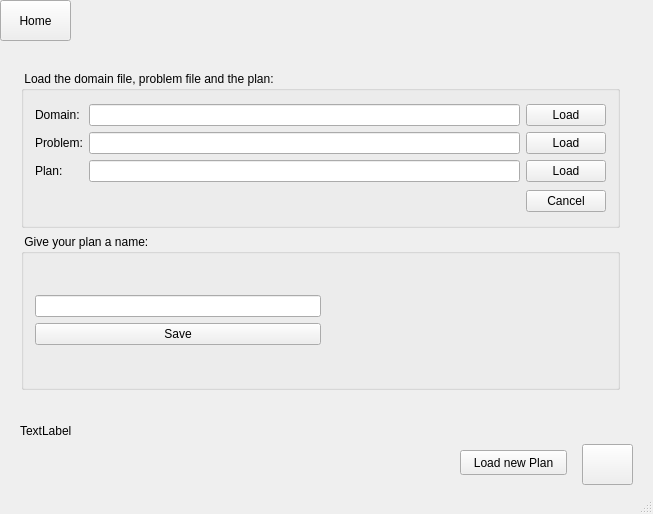
First picture: the form in home.ui, repository ariannabettin/FYPArianna, before the edit.
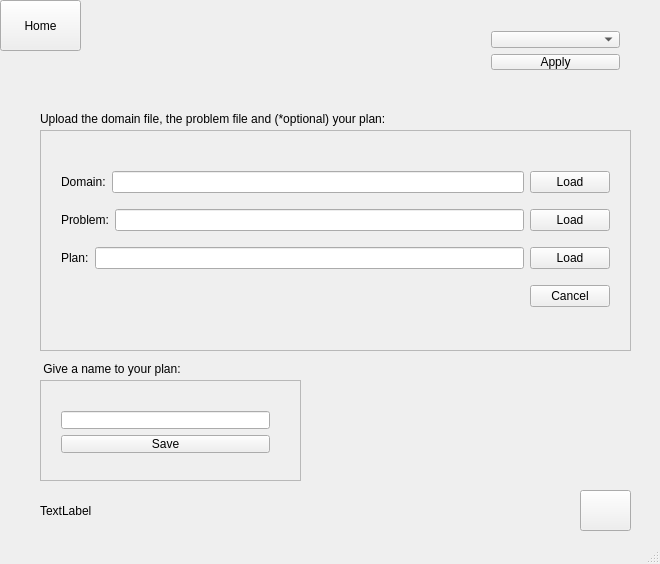
Second picture: the form after the edit.

The edit to the form file:
```diff
--- a/home.ui
+++ b/home.ui
@@ -6,99 +6,215 @@
    <rect>
     <x>0</x>
     <y>0</y>
-    <width>653</width>
-    <height>514</height>
+    <width>660</width>
+    <height>564</height>
    </rect>
   </property>
   <property name="windowTitle">
    <string>Home</string>
   </property>
+  <property name="styleSheet">
+   <string notr="true">font: 75 12pt &quot;TakaoPGothic&quot;;</string>
+  </property>
   <widget class="QWidget" name="centralWidget">
    <widget class="QPushButton" name="homeButton">
     <property name="geometry">
      <rect>
       <x>0</x>
       <y>0</y>
-      <width>71</width>
-      <height>41</height>
+      <width>81</width>
+      <height>51</height>
      </rect>
     </property>
+    <property name="styleSheet">
+     <string notr="true">font: 75 13pt &quot;TakaoPGothic&quot;;</string>
+    </property>
     <property name="text">
      <string>Home</string>
     </property>
    </widget>
+   <widget class="QLabel" name="savedPlanlabel">
+    <property name="geometry">
+     <rect>
+      <x>40</x>
+      <y>500</y>
+      <width>531</width>
+      <height>21</height>
+     </rect>
+    </property>
+    <property name="styleSheet">
+     <string notr="true">font: 75 12pt &quot;TakaoPGothic&quot;;</string>
+    </property>
+    <property name="text">
+     <string>TextLabel</string>
+    </property>
+   </widget>
+   <widget class="QPushButton" name="doneButton">
+    <property name="geometry">
+     <rect>
+      <x>580</x>
+      <y>490</y>
+      <width>51</width>
+      <height>41</height>
+     </rect>
+    </property>
+    <property name="autoFillBackground">
+     <bool>true</bool>
+    </property>
+    <property name="styleSheet">
+     <string notr="true">font: 75 11pt &quot;URW Bookman L&quot;;</string>
+    </property>
+    <property name="text">
+     <string/>
+    </property>
+   </widget>
+   <widget class="QLabel" name="label_5">
+    <property name="geometry">
+     <rect>
+      <x>40</x>
+      <y>110</y>
+      <width>551</width>
+      <height>17</height>
+     </rect>
+    </property>
+    <property name="styleSheet">
+     <string notr="true">font: 75 12pt &quot;TakaoPGothic&quot;;
+</string>
+    </property>
+    <property name="text">
+     <string>Upload the domain file, the problem file and (*optional) your plan:</string>
+    </property>
+   </widget>
+   <widget class="QLabel" name="label_6">
+    <property name="geometry">
+     <rect>
+      <x>40</x>
+      <y>360</y>
+      <width>211</width>
+      <height>17</height>
+     </rect>
+    </property>
+    <property name="styleSheet">
+     <string notr="true">font: 75 12pt &quot;TakaoPGothic&quot;;</string>
+    </property>
+    <property name="text">
+     <string> Give a name to your plan:</string>
+    </property>
+   </widget>
+   <widget class="QFrame" name="frame">
+    <property name="geometry">
+     <rect>
+      <x>40</x>
+      <y>130</y>
+      <width>591</width>
+      <height>221</height>
+     </rect>
+    </property>
+    <property name="styleSheet">
+     <string notr="true">font: 75 12pt &quot;TakaoPGothic&quot;;</string>
+    </property>
+    <property name="frameShape">
+     <enum>QFrame::StyledPanel</enum>
+    </property>
+    <property name="frameShadow">
+     <enum>QFrame::Raised</enum>
+    </property>
    <widget class="QWidget" name="layoutWidget">
     <property name="geometry">
      <rect>
       <x>10</x>
-      <y>60</y>
-      <width>621</width>
-      <height>341</height>
-     </rect>
-    </property>
-    <layout class="QVBoxLayout" name="verticalLayout_5">
-     <item>
-      <widget class="QGroupBox" name="groupBox">
-       <property name="title">
-        <string> Load the domain file, problem file and the plan:</string>
-       </property>
-       <layout class="QHBoxLayout" name="horizontalLayout_2">
-        <item>
+       <y>20</y>
+       <width>571</width>
+       <height>181</height>
+      </rect>
+     </property>
          <layout class="QVBoxLayout" name="verticalLayout">
           <item>
-           <layout class="QHBoxLayout" name="horizontalLayout_5">
+       <layout class="QHBoxLayout" name="horizontalLayout_2">
             <item>
-             <layout class="QFormLayout" name="formLayout">
-              <item row="0" column="0">
                <widget class="QLabel" name="label">
+          <property name="styleSheet">
+           <string notr="true">font: 75 11pt &quot;TakaoPGothic&quot;;</string>
+          </property>
                 <property name="text">
                  <string>Domain:</string>
                 </property>
                </widget>
               </item>
-              <item row="0" column="1">
-               <widget class="QLineEdit" name="domainPathLine"/>
-              </item>
-              <item row="1" column="0">
+        <item>
+         <widget class="QLineEdit" name="domainPathLine">
+          <property name="styleSheet">
+           <string notr="true">font: 75 11pt &quot;TakaoPGothic&quot;;</string>
+          </property>
+         </widget>
+        </item>
+        <item>
+         <widget class="QPushButton" name="DomainLoadButton">
+          <property name="styleSheet">
+           <string notr="true">font: 75 11pt &quot;TakaoPGothic&quot;;</string>
+          </property>
+          <property name="text">
+           <string>Load</string>
+          </property>
+         </widget>
+        </item>
+       </layout>
+      </item>
+      <item>
+       <layout class="QHBoxLayout" name="horizontalLayout_3">
+        <item>
                <widget class="QLabel" name="label_2">
+          <property name="styleSheet">
+           <string notr="true">font: 75 11pt &quot;TakaoPGothic&quot;;</string>
+          </property>
                 <property name="text">
                  <string>Problem:</string>
                 </property>
                </widget>
               </item>
-              <item row="1" column="1">
-               <widget class="QLineEdit" name="problemPathLine"/>
-              </item>
-              <item row="2" column="0">
+        <item>
+         <widget class="QLineEdit" name="problemPathLine">
+          <property name="styleSheet">
+           <string notr="true">font: 75 11pt &quot;TakaoPGothic&quot;;</string>
+          </property>
+         </widget>
+        </item>
+        <item>
+         <widget class="QPushButton" name="ProblemLoadButton">
+          <property name="styleSheet">
+           <string notr="true">font: 75 11pt &quot;TakaoPGothic&quot;;</string>
+          </property>
+          <property name="text">
+           <string>Load</string>
+          </property>
+         </widget>
+        </item>
+       </layout>
+      </item>
+      <item>
+       <layout class="QHBoxLayout" name="horizontalLayout">
+        <item>
                <widget class="QLabel" name="label_3">
+          <property name="styleSheet">
+           <string notr="true">font: 75 11pt &quot;TakaoPGothic&quot;;</string>
+          </property>
                 <property name="text">
                  <string>Plan:</string>
                 </property>
                </widget>
               </item>
-              <item row="2" column="1">
-               <widget class="QLineEdit" name="PathLine"/>
-              </item>
-             </layout>
-            </item>
             <item>
-             <layout class="QVBoxLayout" name="verticalLayout_2">
-              <item>
-               <widget class="QPushButton" name="DomainLoadButton">
-                <property name="text">
-                 <string>Load</string>
+         <widget class="QLineEdit" name="PlanLine">
+          <property name="styleSheet">
+           <string notr="true">font: 75 11pt &quot;TakaoPGothic&quot;;</string>
                 </property>
                </widget>
               </item>
               <item>
-               <widget class="QPushButton" name="ProblemLoadButton">
-                <property name="text">
-                 <string>Load</string>
-                </property>
-               </widget>
-              </item>
-              <item>
-               <widget class="QPushButton" name="PathLoadButton">
+         <widget class="QPushButton" name="PlanLoadButton">
+          <property name="styleSheet">
+           <string notr="true">font: 75 11pt &quot;TakaoPGothic&quot;;</string>
+          </property>
                 <property name="text">
                  <string>Load</string>
                 </property>
@@ -106,12 +222,8 @@
               </item>
              </layout>
             </item>
-           </layout>
-          </item>
           <item>
-           <layout class="QHBoxLayout" name="horizontalLayout_3">
-            <item>
-             <layout class="QHBoxLayout" name="horizontalLayout_7">
+       <layout class="QHBoxLayout" name="horizontalLayout_4">
               <item>
                <spacer name="horizontalSpacer">
                 <property name="orientation">
@@ -119,7 +231,7 @@
                 </property>
                 <property name="sizeHint" stdset="0">
                  <size>
-                  <width>438</width>
+            <width>40</width>
                   <height>20</height>
                  </size>
                 </property>
@@ -127,6 +239,9 @@
               </item>
               <item>
                <widget class="QPushButton" name="cancelButton">
+          <property name="styleSheet">
+           <string notr="true">font: 75 11pt &quot;TakaoPGothic&quot;;</string>
+          </property>
                 <property name="text">
                  <string>Cancel</string>
                 </property>
@@ -135,111 +250,81 @@
              </layout>
             </item>
            </layout>
-          </item>
-         </layout>
-        </item>
-       </layout>
-      </widget>
-     </item>
-     <item>
-      <layout class="QHBoxLayout" name="horizontalLayout_6">
-       <item>
-        <widget class="QGroupBox" name="groupBox_2">
-         <property name="title">
-          <string> Give your plan a name:</string>
-         </property>
-         <layout class="QVBoxLayout" name="verticalLayout_4">
-          <item>
-           <layout class="QHBoxLayout" name="horizontalLayout">
-            <item>
-             <layout class="QVBoxLayout" name="verticalLayout_7">
-              <item>
-               <layout class="QVBoxLayout" name="verticalLayout_6">
-                <item>
-                 <layout class="QHBoxLayout" name="horizontalLayout_4">
-                  <item>
+    </widget>
+   </widget>
+   <widget class="QFrame" name="frame_2">
+    <property name="geometry">
+     <rect>
+      <x>40</x>
+      <y>380</y>
+      <width>261</width>
+      <height>101</height>
+     </rect>
+    </property>
+    <property name="frameShape">
+     <enum>QFrame::StyledPanel</enum>
+    </property>
+    <property name="frameShadow">
+     <enum>QFrame::Raised</enum>
+    </property>
+    <widget class="QWidget" name="layoutWidget">
+     <property name="geometry">
+      <rect>
+       <x>10</x>
+       <y>20</y>
+       <width>231</width>
+       <height>64</height>
+      </rect>
+     </property>
                    <layout class="QVBoxLayout" name="verticalLayout_3">
                     <item>
-                     <widget class="QLineEdit" name="NamePlanLine"/>
+       <widget class="QLineEdit" name="NamePlanLine">
+        <property name="styleSheet">
+         <string notr="true">font: 75 11pt &quot;TakaoPGothic&quot;;</string>
+        </property>
+       </widget>
                     </item>
                     <item>
                      <widget class="QPushButton" name="saveButton">
+        <property name="styleSheet">
+         <string notr="true">font: 75 11pt &quot;TakaoPGothic&quot;;</string>
+        </property>
                       <property name="text">
                        <string>Save</string>
                       </property>
                      </widget>
                     </item>
                    </layout>
-                  </item>
-                  <item>
-                   <spacer name="horizontalSpacer_2">
-                    <property name="orientation">
-                     <enum>Qt::Horizontal</enum>
-                    </property>
-                    <property name="sizeHint" stdset="0">
-                     <size>
-                      <width>208</width>
-                      <height>28</height>
-                     </size>
-                    </property>
-                   </spacer>
-                  </item>
-                  <item>
-                   <layout class="QVBoxLayout" name="verticalLayout_8"/>
-                  </item>
-                 </layout>
-                </item>
-               </layout>
-              </item>
-             </layout>
-            </item>
-           </layout>
-          </item>
-         </layout>
-        </widget>
-       </item>
-      </layout>
-     </item>
-    </layout>
+    </widget>
    </widget>
-   <widget class="QLabel" name="savedPlanlabel">
+   <widget class="QWidget" name="layoutWidget">
     <property name="geometry">
      <rect>
-      <x>20</x>
-      <y>420</y>
-      <width>601</width>
-      <height>21</height>
+      <x>480</x>
+      <y>20</y>
+      <width>151</width>
+      <height>61</height>
      </rect>
     </property>
-    <property name="text">
-     <string>TextLabel</string>
-    </property>
-   </widget>
-   <widget class="QPushButton" name="loadNewButton">
-    <property name="geometry">
-     <rect>
-      <x>460</x>
-      <y>450</y>
-      <width>107</width>
-      <height>25</height>
-     </rect>
+    <layout class="QVBoxLayout" name="verticalLayout_9">
+     <item>
+      <widget class="QComboBox" name="ThemeComboBox">
+       <property name="styleSheet">
+        <string notr="true">font: 75 11pt &quot;TakaoPGothic&quot;;</string>
+       </property>
+      </widget>
+     </item>
+     <item>
+      <widget class="QPushButton" name="switchThemeButton">
+       <property name="styleSheet">
+        <string notr="true">font: 75 11pt &quot;TakaoPGothic&quot;;</string>
     </property>
     <property name="text">
-     <string>Load new Plan</string>
-    </property>
-   </widget>
-   <widget class="QPushButton" name="doneButton">
-    <property name="geometry">
-     <rect>
-      <x>582</x>
-      <y>444</y>
-      <width>51</width>
-      <height>41</height>
-     </rect>
-    </property>
-    <property name="text">
-     <string/>
-    </property>
+        <string>Apply</string>
+       </property>
+      </widget>
+     </item>
+    </layout>
    </widget>
   </widget>
   <widget class="QStatusBar" name="statusBar"/>
```
Left out of the diff: 110 changed lines with no effect on the pictures. Lines whose indentation alone changed are shown as unchanged.
